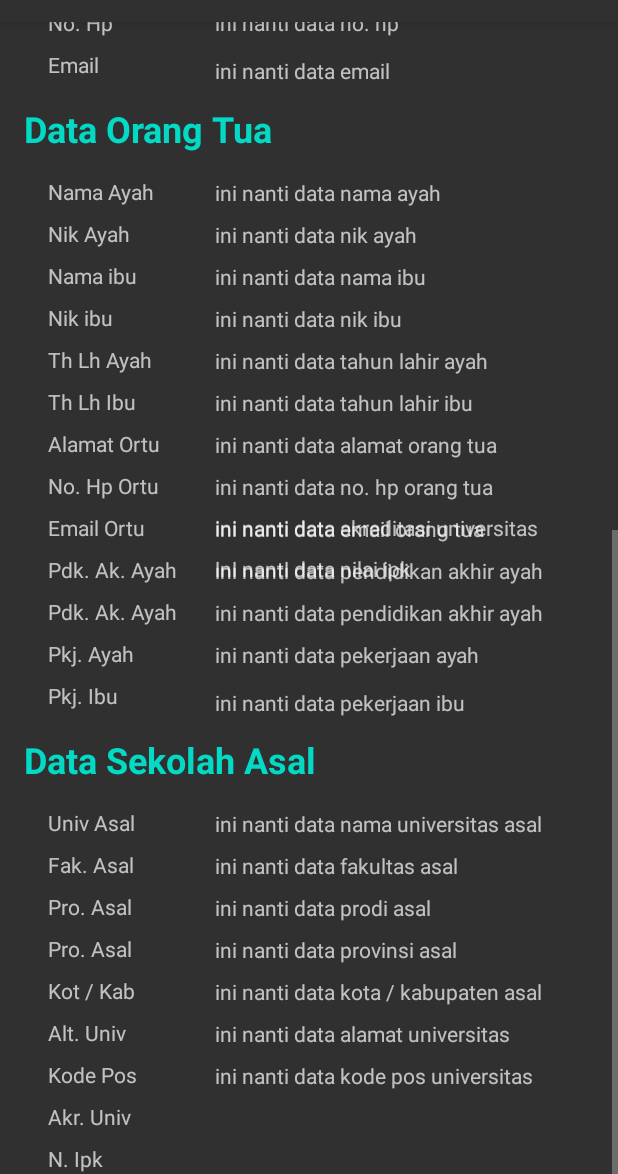
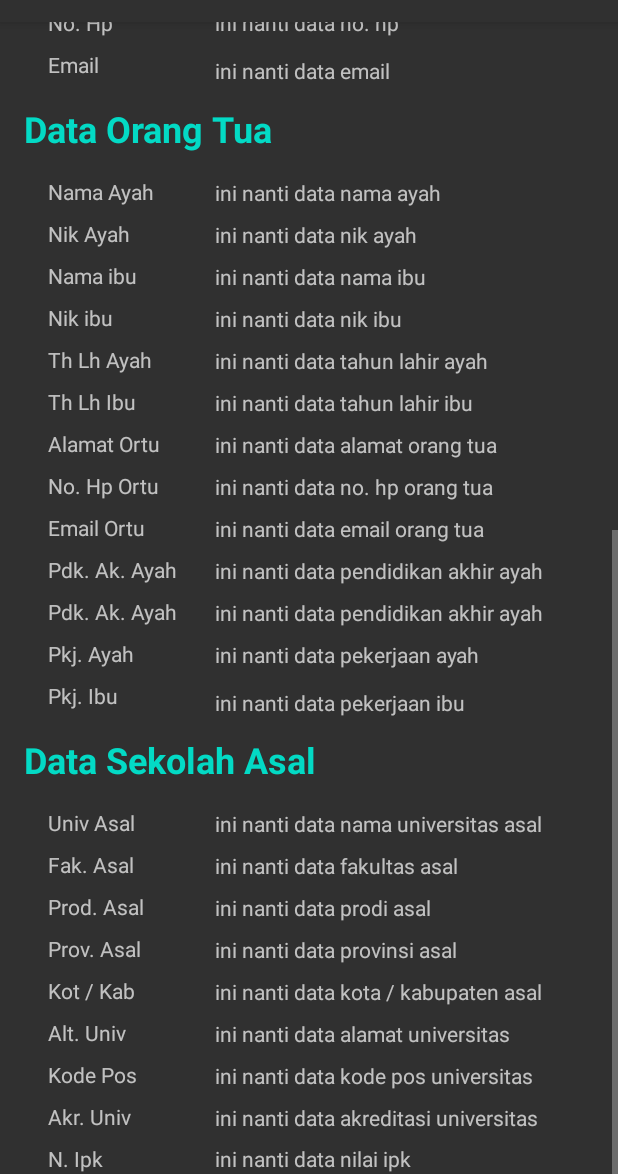
Before and after one commit to polinema-mobile/07-android-ui-halo-brackout-8, an Android app: the ResultFormActivity screen opened directly, with no data from a screen before it, scrolled down 606 dp, on a phone screen of 412 x 824 dp, the part 62-1236 px from its top. Run offline under Robolectric (Android 15) with nearby library versions, the phone set to English and light mode, and no system bars; 48 statements that could not run were skipped.

Commit message:
layout result form done

```diff
--- a/app/src/main/res/layout/activity_result_form.xml
+++ b/app/src/main/res/layout/activity_result_form.xml
@@ -847,7 +847,7 @@
             android:layout_height="20dp"
             android:layout_marginStart="32dp"
             android:layout_marginTop="8dp"
-            android:text="Pro. Asal"
+            android:text="Prod. Asal"
             app:layout_constraintStart_toStartOf="parent"
             app:layout_constraintTop_toBottomOf="@id/fakultasAsal" />
 
@@ -869,7 +869,7 @@
             android:layout_height="20dp"
             android:layout_marginStart="32dp"
             android:layout_marginTop="8dp"
-            android:text="Pro. Asal"
+            android:text="Prov. Asal"
             app:layout_constraintStart_toStartOf="parent"
             app:layout_constraintTop_toBottomOf="@id/prodiAsal" />
 
@@ -971,7 +971,7 @@
             android:text="ini nanti data akreditasi universitas"
             app:layout_constraintBottom_toTopOf="@+id/nilaiIpk"
             app:layout_constraintStart_toEndOf="@+id/akreUniv"
-            app:layout_constraintTop_toBottomOf="@id/kodePosValue" />
+            app:layout_constraintTop_toBottomOf="@id/kodePosUnivValue" />
 
         <TextView
             android:id="@+id/nilaiIpk"
```
